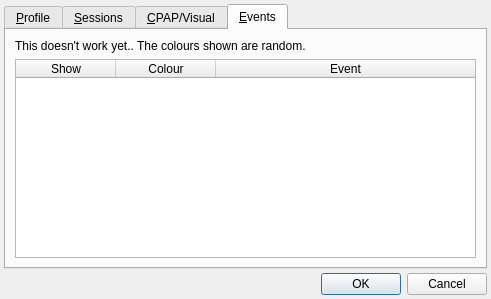
sbonaime/sleepyhead-code., file preferencesdialog.ui: the form before one commit.
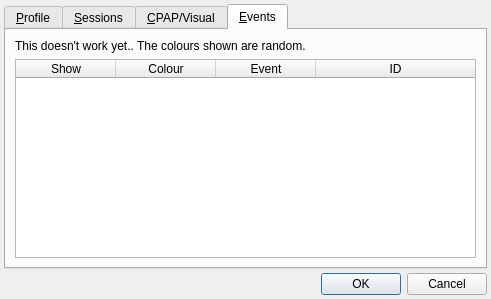
The form after the commit. The open tabs and pages were chosen to show the change.

```diff
--- a/preferencesdialog.ui
+++ b/preferencesdialog.ui
@@ -663,7 +663,7 @@
           <number>0</number>
          </property>
          <property name="columnCount">
-          <number>3</number>
+          <number>4</number>
          </property>
          <attribute name="horizontalHeaderStretchLastSection">
           <bool>true</bool>
@@ -689,6 +689,11 @@
            <string>Event</string>
           </property>
          </column>
+         <column>
+          <property name="text">
+           <string>ID</string>
+          </property>
+         </column>
         </widget>
        </item>
       </layout>
```
Left out of the diff: 2 changed lines with no effect on the pictures.
